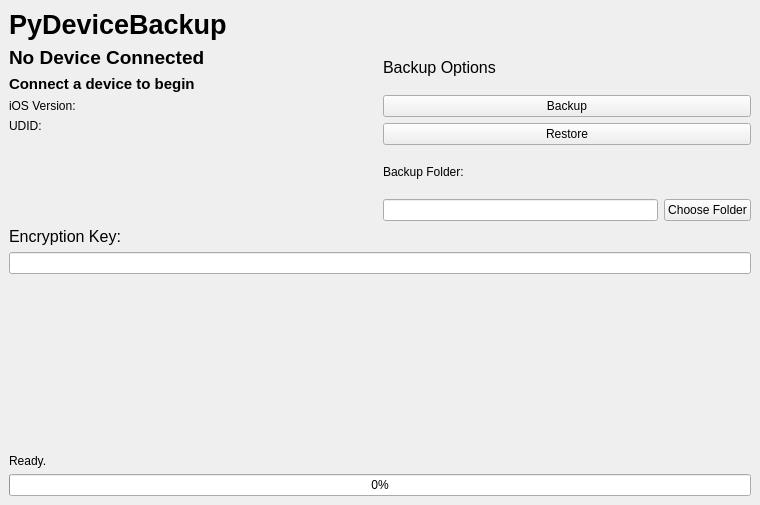
Above: qt/ui/MainMenu.ui from NinjaCheetah/PyDeviceBackup before the change. Below: the same form after it.
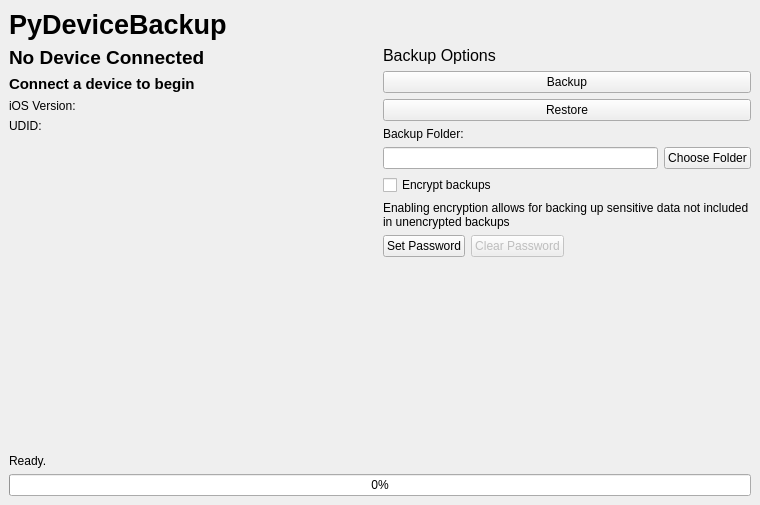
That is the form after the change.

Commit message: Added basics required for encrypted backup handling

Diff of the .ui file:
```diff
--- a/qt/ui/MainMenu.ui
+++ b/qt/ui/MainMenu.ui
@@ -162,29 +162,74 @@
           </item>
          </layout>
         </item>
+        <item>
+         <widget class="QCheckBox" name="enable_enc_chkbox">
+          <property name="text">
+           <string>Encrypt backups</string>
+          </property>
+         </widget>
+        </item>
+        <item>
+         <widget class="QLabel" name="label_5">
+          <property name="maximumSize">
+           <size>
+            <width>380</width>
+            <height>16777215</height>
+           </size>
+          </property>
+          <property name="text">
+           <string>Enabling encryption allows for backing up sensitive data not included in unencrypted backups</string>
+          </property>
+          <property name="wordWrap">
+           <bool>true</bool>
+          </property>
+         </widget>
+        </item>
+        <item>
+         <layout class="QHBoxLayout" name="horizontalLayout_4">
+          <item>
+           <widget class="QPushButton" name="set_enc_pass_btn">
+            <property name="text">
+             <string>Set Password</string>
+            </property>
+           </widget>
+          </item>
+          <item>
+           <widget class="QPushButton" name="clear_enc_pass_btn">
+            <property name="enabled">
+             <bool>false</bool>
+            </property>
+            <property name="text">
+             <string>Clear Password</string>
+            </property>
+           </widget>
+          </item>
+          <item>
+           <spacer name="horizontalSpacer_2">
+            <property name="orientation">
+             <enum>Qt::Horizontal</enum>
+            </property>
+            <property name="sizeHint" stdset="0">
+             <size>
+              <width>40</width>
+              <height>20</height>
+             </size>
+            </property>
+           </spacer>
+          </item>
+         </layout>
+        </item>
+        <item>
+         <widget class="QLabel" name="device_enc_enabled_lbl">
+          <property name="text">
+           <string/>
+          </property>
+         </widget>
+        </item>
        </layout>
       </item>
      </layout>
     </item>
-    <item>
-     <widget class="QLabel" name="label_4">
-      <property name="font">
-       <font>
-        <pointsize>12</pointsize>
-       </font>
-      </property>
-      <property name="text">
-       <string>Encryption Key:</string>
-      </property>
-     </widget>
-    </item>
-    <item>
-     <widget class="QLineEdit" name="backup_key_entry">
-      <property name="echoMode">
-       <enum>QLineEdit::Password</enum>
-      </property>
-     </widget>
-    </item>
     <item>
      <spacer name="verticalSpacer">
       <property name="orientation">
```
The commit also changes 3 other files.
